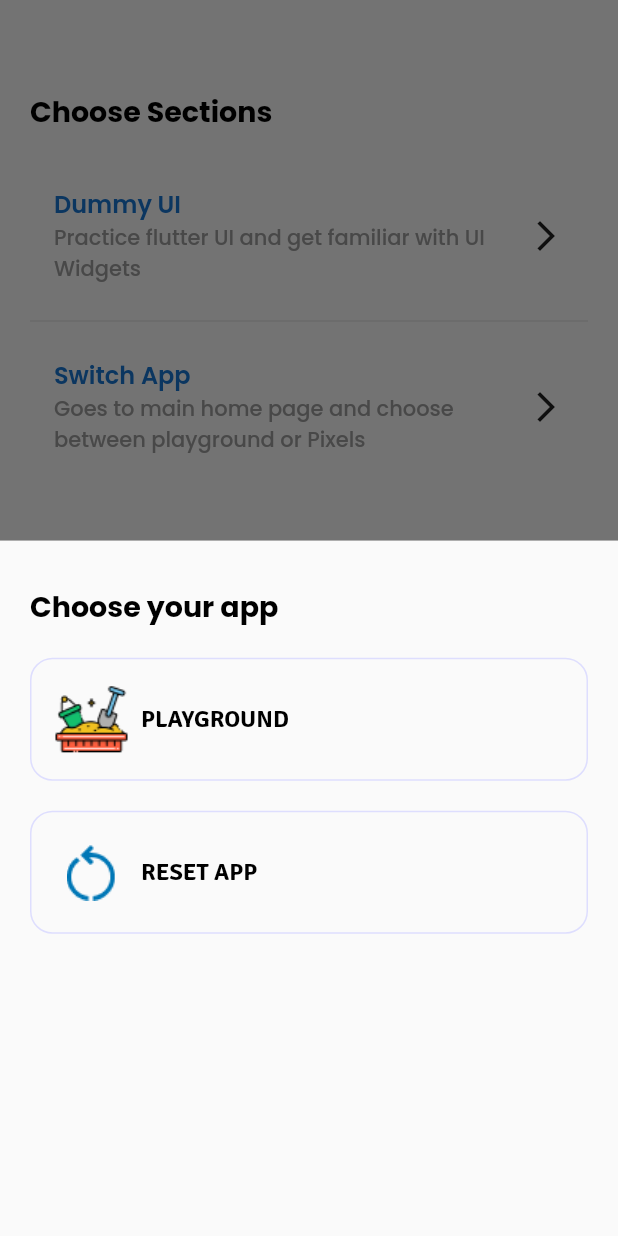
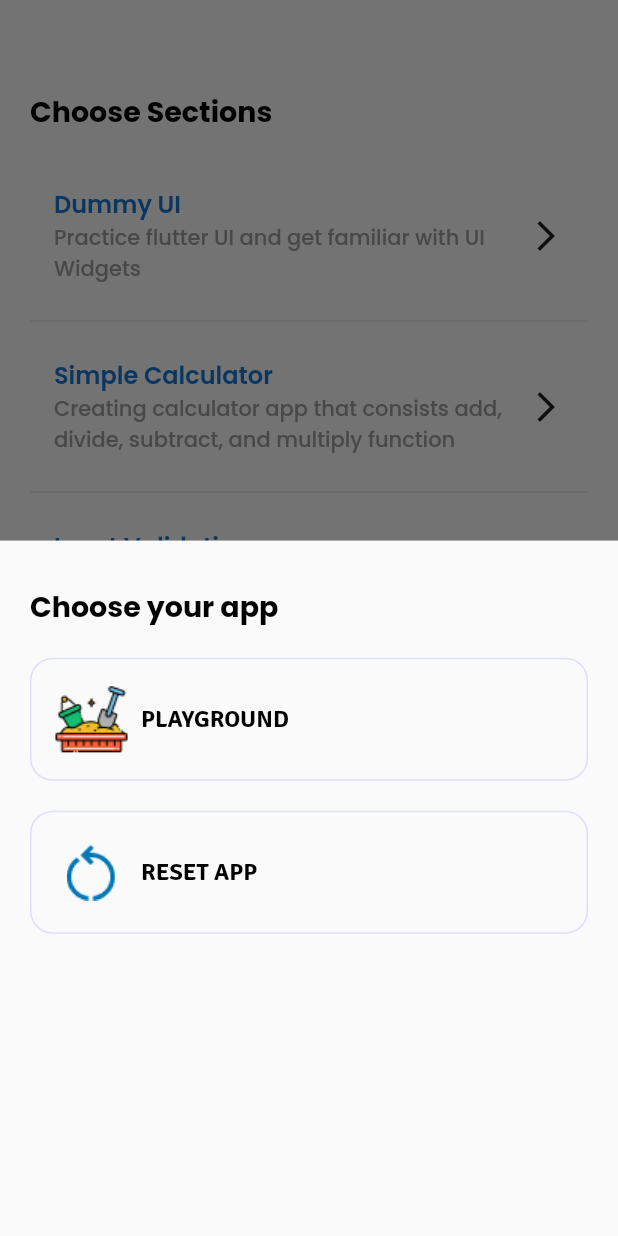
Before and after one commit to liberocks/iswift-homework, a Flutter app: the PlaygroundSelectionScreen screen opened by its route, after a tap on "Switch App", on a phone screen of 412 x 824 dp. Run offline on Flutter 3.47's test engine with Material 2 defaults, Android fonts, the phone set to English and light mode, and no system bars; our stand-ins replace auto_route.

Commit message:
init calculator and input_validation screen

```diff
--- a/app/lib/screens/bottomsheet/main.dart
+++ b/app/lib/components/bottomsheet/main.dart
@@ -3,9 +3,8 @@ import 'package:flutter/material.dart';
 
 import 'package:playground/components/outlined_button_with_image.dart';
 
-@RoutePage()
-class BottomSheetModal extends StatelessWidget {
-  const BottomSheetModal({super.key});
+class BottomSheetModalComponent extends StatelessWidget {
+  const BottomSheetModalComponent({super.key});
 
   @override
   Widget build(BuildContext context) {
@@ -30,10 +29,10 @@ class BottomSheetModal extends StatelessWidget {
               children: [
                 Expanded(
                   child: OutlinedButtonWithImageAndLabel(
-                    imageAsset: 'assets/images/sandbox.png',
-                    label: 'Playground',
-                    onPressed: () => context.router.pushNamed('/playground'),
-                  ),
+                      imageAsset: 'assets/images/sandbox.png',
+                      label: 'Playground',
+                      onPressed: () =>
+                          {AutoRouter.of(context).pushNamed('/playground')}),
                 ),
               ],
             ),
--- a/app/lib/router.dart
+++ b/app/lib/router.dart
@@ -1,6 +1,8 @@
 import 'package:auto_route/auto_route.dart';
 
 import 'package:playground/screens/home/main.dart';
+import 'package:playground/screens/playground/calculator/main.dart';
+import 'package:playground/screens/playground/input_validation/main.dart';
 import 'package:playground/screens/playground/main.dart';
 import 'package:playground/screens/playground/home/main.dart';
 import 'package:playground/screens/playground/tab/main.dart';
@@ -11,9 +13,30 @@ part 'router.gr.dart';
 class AppRouter extends _$AppRouter {
   @override
   List<AutoRoute> get routes => [
-        AutoRoute(path: '/', page: HomeRoute.page, initial: true),
-        AutoRoute(path: '/playground', page: PlaygroundSelectionRoute.page),
-        AutoRoute(path: '/playground/home', page: PlaygroundHomeRoute.page),
-        AutoRoute(path: '/playground/tab', page: PlaygroundTabRoute.page),
+        AutoRoute(
+          path: '/',
+          page: HomeRoute.page,
+          initial: true,
+        ),
+        AutoRoute(
+          path: '/playground',
+          page: PlaygroundSelectionRoute.page,
+        ),
+        AutoRoute(
+          path: '/playground/home',
+          page: PlaygroundHomeRoute.page,
+        ),
+        AutoRoute(
+          path: '/playground/tab',
+          page: PlaygroundTabRoute.page,
+        ),
+        AutoRoute(
+          path: '/playground/calculator',
+          page: CalculatorRoute.page,
+        ),
+        AutoRoute(
+          path: '/playground/input-validation',
+          page: InputValidationRoute.page,
+        ),
       ];
 }
--- /dev/null
+++ b/app/lib/screens/playground/calculator/main.dart
@@ -0,0 +1,12 @@
+import 'package:auto_route/auto_route.dart';
+import 'package:flutter/material.dart';
+
+@RoutePage()
+class CalculatorScreen extends StatelessWidget {
+  const CalculatorScreen({super.key});
+
+  @override
+  Widget build(BuildContext context) {
+    return const Placeholder();
+  }
+}
--- /dev/null
+++ b/app/lib/screens/playground/input_validation/main.dart
@@ -0,0 +1,12 @@
+import 'package:auto_route/auto_route.dart';
+import 'package:flutter/material.dart';
+
+@RoutePage()
+class InputValidationScreen extends StatelessWidget {
+  const InputValidationScreen({super.key});
+
+  @override
+  Widget build(BuildContext context) {
+    return const Placeholder();
+  }
+}
--- a/app/lib/screens/playground/main.dart
+++ b/app/lib/screens/playground/main.dart
@@ -1,7 +1,7 @@
 import 'package:auto_route/auto_route.dart';
 import 'package:flutter/material.dart';
 
-import 'package:playground/screens/bottomsheet/main.dart';
+import 'package:playground/components/bottomsheet/main.dart';
 import 'package:playground/components/outlined_button_with_image.dart';
 import 'package:playground/components/touchable_section.dart';
 
@@ -36,12 +36,32 @@ class PlaygroundSelectionScreen extends StatelessWidget {
             ),
             Divider(),
             TouchableSection(
+              label: 'Simple Calculator',
+              description:
+                  'Creating calculator app that consists add, divide, subtract, and multiply function',
+              onPressed: () => showModalBottomSheet(
+                context: context,
+                builder: (context) => BottomSheetModalComponent(),
+              ),
+            ),
+            Divider(),
+            TouchableSection(
+              label: 'Input Validation',
+              description:
+                  'Play around with email input and password input validation',
+              onPressed: () => showModalBottomSheet(
+                context: context,
+                builder: (context) => BottomSheetModalComponent(),
+              ),
+            ),
+            Divider(),
+            TouchableSection(
               label: 'Switch App',
               description:
                   'Goes to main home page and choose between playground or Pixels',
               onPressed: () => showModalBottomSheet(
                 context: context,
-                builder: (context) => BottomSheetModal(),
+                builder: (context) => BottomSheetModalComponent(),
               ),
             ),
           ],
```
Also changed, not shown: app/pubspec.yaml (+9 -4 lines), app/lib/router.gr.dart, app/pubspec.lock.
